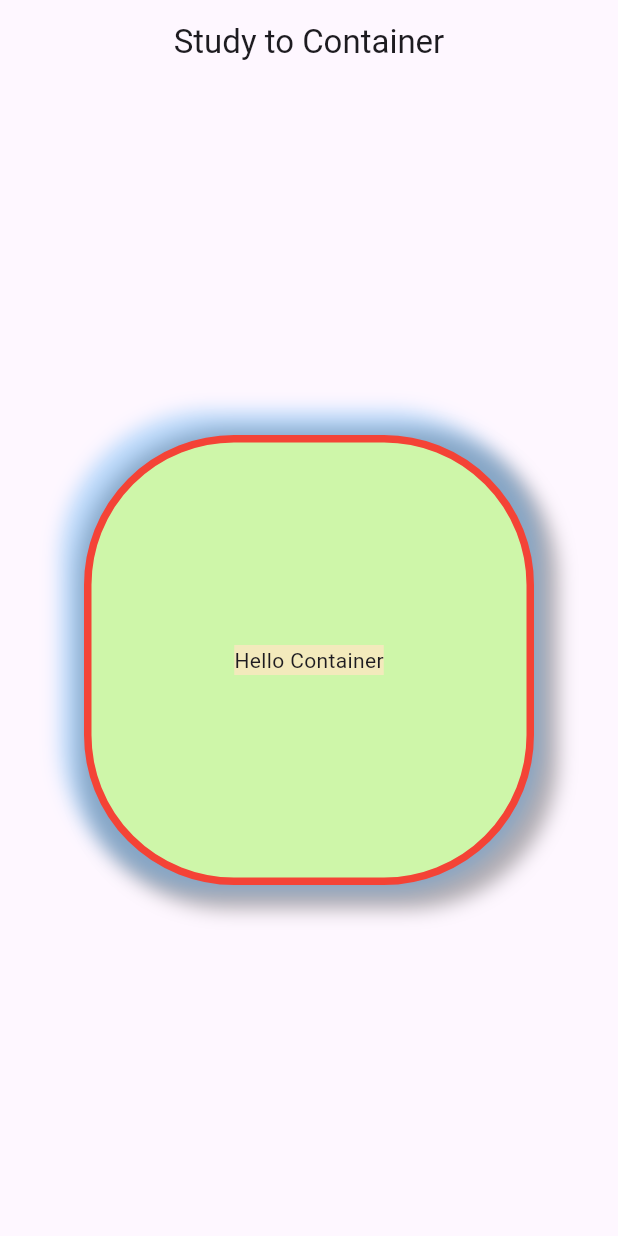
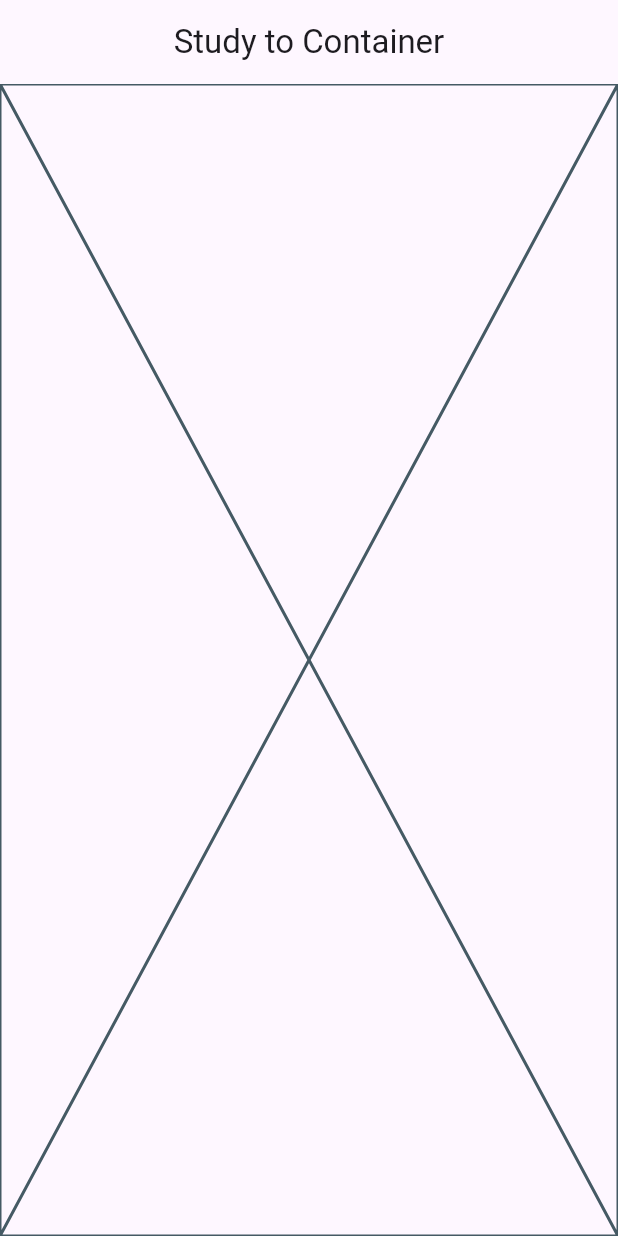
Before and after one commit to mincoln419/flutterEx2, a Flutter app: the screen it shows after launch, on a phone screen of 412 x 824 dp. Run offline on Flutter 3.47's test engine with Material 3 defaults, Android fonts, the phone set to English and light mode, and no system bars.

Commit message:
setting 초기화

```diff
--- a/lib/main.dart
+++ b/lib/main.dart
@@ -17,35 +17,6 @@ class CustomContainer extends StatelessWidget {
 
   @override
   Widget build(BuildContext context) {
-    return Center(
-      child: Container(
-        width: 300,
-        height: 300,
-        padding: EdgeInsets.fromLTRB(10, 10, 10, 10),
-        margin: EdgeInsets.symmetric(vertical: 12, horizontal: 10),
-        decoration: BoxDecoration(
-            color: Color(0xFFCEF6A9),
-            border: Border.all(
-                color: Colors.red, width: 5, style: BorderStyle.solid),
-            borderRadius: BorderRadius.circular(100),
-            boxShadow: [
-              BoxShadow(
-                color: Colors.black.withOpacity(0.3),
-                offset: Offset(6, 6),
-                blurRadius: 10,
-                spreadRadius: 10
-              ),
-              BoxShadow(
-                  color: Colors.blue.withOpacity(0.3),
-                  offset: Offset(-6, -6),
-                  blurRadius: 10,
-                  spreadRadius: 10
-              )
-            ]),
-        child: Center(
-            child: Container(
-                color: Color(0xFFF3EABC), child: Text('Hello Container'))),
-      ),
-    );
+    return const Placeholder();
   }
 }
```
Also changed, not shown: 1 other file.
